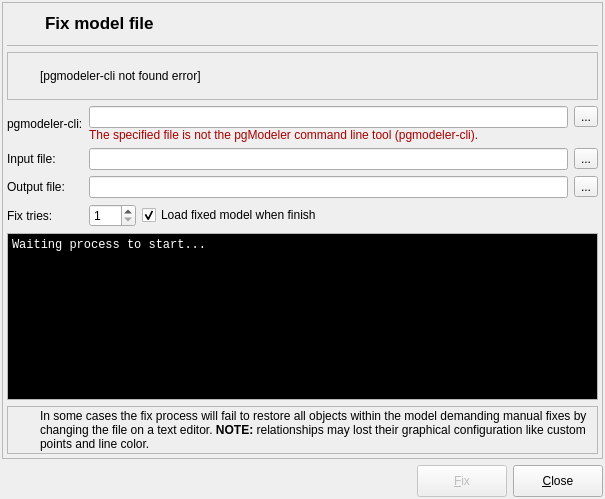
Before: the Qt Designer form libpgmodeler_ui/ui/modelfixform.ui in pgmodeler/pgmodeler, drawn with Qt 5.
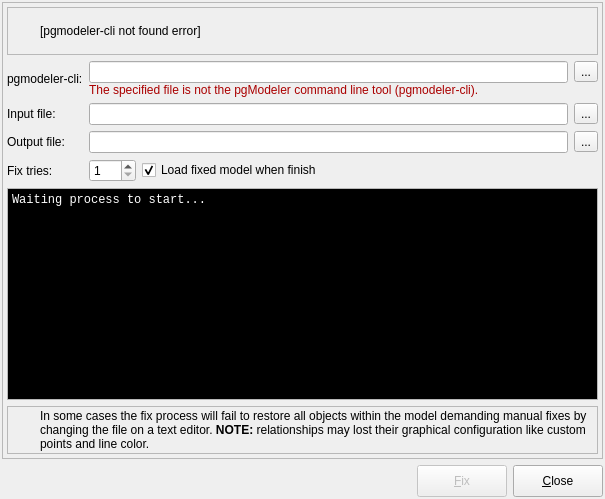
After: the same form once the commit is applied. Icons and pictures are not drawn.

Commit message: Removing icons at the top of the dialogs: DatabaseImportForm, MetaDataHandlingForm, ModelDatabaseDiffForm, ModelExportForm, ModelFixForm

The edit to the form file:
```diff
--- a/libpgmodeler_ui/ui/modelfixform.ui
+++ b/libpgmodeler_ui/ui/modelfixform.ui
@@ -81,254 +81,7 @@
       <property name="bottomMargin">
        <number>4</number>
       </property>
-      <item row="0" column="0" colspan="3">
-       <layout class="QHBoxLayout" name="horizontalLayout_5">
-        <item>
-         <widget class="QLabel" name="icon_lbl_2">
-          <property name="sizePolicy">
-           <sizepolicy hsizetype="Fixed" vsizetype="Fixed">
-            <horstretch>0</horstretch>
-            <verstretch>0</verstretch>
-           </sizepolicy>
-          </property>
-          <property name="minimumSize">
-           <size>
-            <width>32</width>
-            <height>32</height>
-           </size>
-          </property>
-          <property name="maximumSize">
-           <size>
-            <width>32</width>
-            <height>32</height>
-           </size>
-          </property>
-          <property name="text">
-           <string/>
-          </property>
-          <property name="pixmap">
-           <pixmap resource="../res/resources.qrc">:/icones/icones/fixobject.png</pixmap>
-          </property>
-         </widget>
-        </item>
-        <item>
-         <widget class="QLabel" name="title_lbl">
-          <property name="font">
-           <font>
-            <pointsize>13</pointsize>
-            <weight>75</weight>
-            <bold>true</bold>
-           </font>
-          </property>
-          <property name="text">
-           <string>Fix model file</string>
-          </property>
-         </widget>
-        </item>
-       </layout>
-      </item>
-      <item row="1" column="0" colspan="3">
-       <widget class="QFrame" name="div_ln">
-        <property name="minimumSize">
-         <size>
-          <width>0</width>
-          <height>1</height>
-         </size>
-        </property>
-        <property name="maximumSize">
-         <size>
-          <width>16777215</width>
-          <height>1</height>
-         </size>
-        </property>
-        <property name="frameShape">
-         <enum>QFrame::StyledPanel</enum>
-        </property>
-        <property name="frameShadow">
-         <enum>QFrame::Sunken</enum>
-        </property>
-       </widget>
-      </item>
-      <item row="2" column="0" colspan="3">
-       <widget class="QFrame" name="message_frm">
-        <property name="sizePolicy">
-         <sizepolicy hsizetype="Preferred" vsizetype="Fixed">
-          <horstretch>0</horstretch>
-          <verstretch>0</verstretch>
-         </sizepolicy>
-        </property>
-        <property name="minimumSize">
-         <size>
-          <width>0</width>
-          <height>48</height>
-         </size>
-        </property>
-        <property name="frameShape">
-         <enum>QFrame::StyledPanel</enum>
-        </property>
-        <property name="frameShadow">
-         <enum>QFrame::Raised</enum>
-        </property>
-        <layout class="QGridLayout" name="gridLayout">
-         <property name="leftMargin">
-          <number>2</number>
-         </property>
-         <property name="topMargin">
-          <number>2</number>
-         </property>
-         <property name="rightMargin">
-          <number>2</number>
-         </property>
-         <property name="bottomMargin">
-          <number>2</number>
-         </property>
-         <item row="0" column="0">
-          <widget class="QLabel" name="icon_lbl">
-           <property name="minimumSize">
-            <size>
-             <width>24</width>
-             <height>24</height>
-            </size>
-           </property>
-           <property name="maximumSize">
-            <size>
-             <width>24</width>
-             <height>24</height>
-            </size>
-           </property>
-           <property name="text">
-            <string/>
-           </property>
-           <property name="textFormat">
-            <enum>Qt::AutoText</enum>
-           </property>
-           <property name="pixmap">
-            <pixmap resource="../res/resources.qrc">:/icones/icones/msgbox_alerta.png</pixmap>
-           </property>
-           <property name="scaledContents">
-            <bool>true</bool>
-           </property>
-          </widget>
-         </item>
-         <item row="0" column="1">
-          <widget class="QLabel" name="not_found_lbl">
-           <property name="font">
-            <font>
-             <weight>50</weight>
-             <italic>false</italic>
-             <bold>false</bold>
-             <underline>false</underline>
-             <strikeout>false</strikeout>
-             <kerning>true</kerning>
-            </font>
-           </property>
-           <property name="text">
-            <string>&lt;html&gt;&lt;head/&gt;&lt;body&gt;&lt;p&gt;[pgmodeler-cli not found error]&lt;/p&gt;&lt;/body&gt;&lt;/html&gt;</string>
-           </property>
-           <property name="wordWrap">
-            <bool>true</bool>
-           </property>
-          </widget>
-         </item>
-        </layout>
-       </widget>
-      </item>
-      <item row="3" column="0" colspan="2">
-       <widget class="QLabel" name="pgmodeler_cli_lbl">
-        <property name="sizePolicy">
-         <sizepolicy hsizetype="Fixed" vsizetype="Preferred">
-          <horstretch>0</horstretch>
-          <verstretch>0</verstretch>
-         </sizepolicy>
-        </property>
-        <property name="text">
-         <string>pgmodeler-cli:</string>
-        </property>
-       </widget>
-      </item>
-      <item row="3" column="2">
-       <layout class="QGridLayout" name="gridLayout_2">
-        <property name="verticalSpacing">
-         <number>0</number>
-        </property>
-        <item row="0" column="0">
-         <widget class="QLineEdit" name="pgmodeler_cli_edt"/>
-        </item>
-        <item row="0" column="1">
-         <widget class="QToolButton" name="sel_cli_exe_tb">
-          <property name="enabled">
-           <bool>true</bool>
-          </property>
-          <property name="toolTip">
-           <string>Browse for pgmodeler-cli tool</string>
-          </property>
-          <property name="text">
-           <string>...</string>
-          </property>
-          <property name="icon">
-           <iconset resource="../res/resources.qrc">
-            <normaloff>:/icones/icones/abrir.png</normaloff>:/icones/icones/abrir.png</iconset>
-          </property>
-          <property name="iconSize">
-           <size>
-            <width>22</width>
-            <height>22</height>
-           </size>
-          </property>
-         </widget>
-        </item>
-        <item row="1" column="0" colspan="2">
-         <widget class="QLabel" name="invalid_cli_lbl">
-          <property name="palette">
-           <palette>
-            <active>
-             <colorrole role="WindowText">
-              <brush brushstyle="SolidPattern">
-               <color alpha="255">
-                <red>170</red>
-                <green>0</green>
-                <blue>0</blue>
-               </color>
-              </brush>
-             </colorrole>
-            </active>
-            <inactive>
-             <colorrole role="WindowText">
-              <brush brushstyle="SolidPattern">
-               <color alpha="255">
-                <red>170</red>
-                <green>0</green>
-                <blue>0</blue>
-               </color>
-              </brush>
-             </colorrole>
-            </inactive>
-            <disabled>
-             <colorrole role="WindowText">
-              <brush brushstyle="SolidPattern">
-               <color alpha="255">
-                <red>128</red>
-                <green>128</green>
-                <blue>128</blue>
-               </color>
-              </brush>
-             </colorrole>
-            </disabled>
-           </palette>
-          </property>
-          <property name="font">
-           <font>
-            <italic>false</italic>
-           </font>
-          </property>
-          <property name="text">
-           <string>The specified file is not the pgModeler command line tool (pgmodeler-cli).</string>
-          </property>
-         </widget>
-        </item>
-       </layout>
-      </item>
-      <item row="4" column="0">
+      <item row="2" column="0">
        <widget class="QLabel" name="label_4">
         <property name="sizePolicy">
          <sizepolicy hsizetype="Fixed" vsizetype="Preferred">
@@ -341,27 +94,37 @@
         </property>
        </widget>
       </item>
-      <item row="5" column="0">
-       <widget class="QLabel" name="label_5">
-        <property name="sizePolicy">
-         <sizepolicy hsizetype="Fixed" vsizetype="Preferred">
-          <horstretch>0</horstretch>
-          <verstretch>0</verstretch>
-         </sizepolicy>
-        </property>
-        <property name="text">
-         <string>Output file:</string>
-        </property>
-       </widget>
+      <item row="4" column="2">
+       <layout class="QHBoxLayout" name="horizontalLayout_2">
+        <item>
+         <widget class="QSpinBox" name="fix_tries_sb">
+          <property name="minimum">
+           <number>1</number>
+          </property>
+          <property name="maximum">
+           <number>100</number>
+          </property>
+         </widget>
+        </item>
+        <item>
+         <widget class="QCheckBox" name="load_model_chk">
+          <property name="sizePolicy">
+           <sizepolicy hsizetype="Expanding" vsizetype="Fixed">
+            <horstretch>0</horstretch>
+            <verstretch>0</verstretch>
+           </sizepolicy>
+          </property>
+          <property name="text">
+           <string>Load fixed model when finish</string>
+          </property>
+          <property name="checked">
+           <bool>true</bool>
+          </property>
+         </widget>
+        </item>
+       </layout>
       </item>
-      <item row="6" column="0">
-       <widget class="QLabel" name="label_6">
-        <property name="text">
-         <string>Fix tries:</string>
-        </property>
-       </widget>
-      </item>
-      <item row="7" column="0" colspan="3">
+      <item row="5" column="0" colspan="3">
        <widget class="QTextEdit" name="output_txt">
         <property name="sizePolicy">
          <sizepolicy hsizetype="Expanding" vsizetype="Expanding">
@@ -475,7 +238,7 @@
          <string>&lt;!DOCTYPE HTML PUBLIC &quot;-//W3C//DTD HTML 4.0//EN&quot; &quot;http://www.w3.org/TR/REC-html40/strict.dtd&quot;&gt;
 &lt;html&gt;&lt;head&gt;&lt;meta name=&quot;qrichtext&quot; content=&quot;1&quot; /&gt;&lt;style type=&quot;text/css&quot;&gt;
 p, li { white-space: pre-wrap; }
-&lt;/style&gt;&lt;/head&gt;&lt;body style=&quot; font-family:'Monospace'; font-size:10pt; font-weight:400; font-style:normal;&quot;&gt;
+&lt;/style&gt;&lt;/head&gt;&lt;body style=&quot; font-family:'Monospace'; font-size:11pt; font-weight:400; font-style:normal;&quot;&gt;
 &lt;p style=&quot; margin-top:0px; margin-bottom:0px; margin-left:0px; margin-right:0px; -qt-block-indent:0; text-indent:0px;&quot;&gt;&lt;span style=&quot; font-size:9pt;&quot;&gt;Waiting process to start...&lt;/span&gt;&lt;/p&gt;&lt;/body&gt;&lt;/html&gt;</string>
         </property>
         <property name="acceptRichText">
@@ -486,37 +249,7 @@
         </property>
        </widget>
       </item>
-      <item row="4" column="2">
-       <layout class="QHBoxLayout" name="horizontalLayout_4">
-        <item>
-         <widget class="QLineEdit" name="input_file_edt"/>
-        </item>
-        <item>
-         <widget class="QToolButton" name="sel_in_file_tb">
-          <property name="enabled">
-           <bool>true</bool>
-          </property>
-          <property name="toolTip">
-           <string>Select input file</string>
-          </property>
-          <property name="text">
-           <string>...</string>
-          </property>
-          <property name="icon">
-           <iconset resource="../res/resources.qrc">
-            <normaloff>:/icones/icones/abrir.png</normaloff>:/icones/icones/abrir.png</iconset>
-          </property>
-          <property name="iconSize">
-           <size>
-            <width>22</width>
-            <height>22</height>
-           </size>
-          </property>
-         </widget>
-        </item>
-       </layout>
-      </item>
-      <item row="5" column="2">
+      <item row="3" column="2">
        <layout class="QHBoxLayout" name="horizontalLayout_3">
         <item>
          <widget class="QLineEdit" name="output_file_edt"/>
@@ -546,35 +279,89 @@
         </item>
        </layout>
       </item>
-      <item row="6" column="2">
-       <layout class="QHBoxLayout" name="horizontalLayout_2">
-        <item>
-         <widget class="QSpinBox" name="fix_tries_sb">
-          <property name="minimum">
-           <number>1</number>
-          </property>
-          <property name="maximum">
-           <number>100</number>
-          </property>
-         </widget>
-        </item>
-        <item>
-         <widget class="QCheckBox" name="load_model_chk">
-          <property name="sizePolicy">
-           <sizepolicy hsizetype="Expanding" vsizetype="Fixed">
-            <horstretch>0</horstretch>
-            <verstretch>0</verstretch>
-           </sizepolicy>
-          </property>
-          <property name="text">
-           <string>Load fixed model when finish</string>
-          </property>
-          <property name="checked">
-           <bool>true</bool>
-          </property>
-         </widget>
-        </item>
-       </layout>
+      <item row="0" column="0" colspan="3">
+       <widget class="QFrame" name="message_frm">
+        <property name="sizePolicy">
+         <sizepolicy hsizetype="Preferred" vsizetype="Fixed">
+          <horstretch>0</horstretch>
+          <verstretch>0</verstretch>
+         </sizepolicy>
+        </property>
+        <property name="minimumSize">
+         <size>
+          <width>0</width>
+          <height>48</height>
+         </size>
+        </property>
+        <property name="frameShape">
+         <enum>QFrame::StyledPanel</enum>
+        </property>
+        <property name="frameShadow">
+         <enum>QFrame::Raised</enum>
+        </property>
+        <layout class="QGridLayout" name="gridLayout">
+         <property name="leftMargin">
+          <number>2</number>
+         </property>
+         <property name="topMargin">
+          <number>2</number>
+         </property>
+         <property name="rightMargin">
+          <number>2</number>
+         </property>
+         <property name="bottomMargin">
+          <number>2</number>
+         </property>
+         <item row="0" column="0">
+          <widget class="QLabel" name="icon_lbl">
+           <property name="minimumSize">
+            <size>
+             <width>24</width>
+             <height>24</height>
+            </size>
+           </property>
+           <property name="maximumSize">
+            <size>
+             <width>24</width>
+             <height>24</height>
+            </size>
+           </property>
+           <property name="text">
+            <string/>
+           </property>
+           <property name="textFormat">
+            <enum>Qt::AutoText</enum>
+           </property>
+           <property name="pixmap">
+            <pixmap resource="../res/resources.qrc">:/icones/icones/msgbox_alerta.png</pixmap>
+           </property>
+           <property name="scaledContents">
+            <bool>true</bool>
+           </property>
+          </widget>
+         </item>
+         <item row="0" column="1">
+          <widget class="QLabel" name="not_found_lbl">
+           <property name="font">
+            <font>
+             <weight>50</weight>
+             <italic>false</italic>
+             <bold>false</bold>
+             <underline>false</underline>
+             <strikeout>false</strikeout>
+             <kerning>true</kerning>
+            </font>
+           </property>
+           <property name="text">
+            <string>&lt;html&gt;&lt;head/&gt;&lt;body&gt;&lt;p&gt;[pgmodeler-cli not found error]&lt;/p&gt;&lt;/body&gt;&lt;/html&gt;</string>
+           </property>
+           <property name="wordWrap">
+            <bool>true</bool>
+           </property>
+          </widget>
+         </item>
+        </layout>
+       </widget>
       </item>
       <item row="8" column="0" colspan="3">
        <widget class="QFrame" name="message_frm_2">
@@ -666,6 +453,151 @@
         </layout>
        </widget>
       </item>
+      <item row="1" column="0" colspan="2">
+       <widget class="QLabel" name="pgmodeler_cli_lbl">
+        <property name="sizePolicy">
+         <sizepolicy hsizetype="Fixed" vsizetype="Preferred">
+          <horstretch>0</horstretch>
+          <verstretch>0</verstretch>
+         </sizepolicy>
+        </property>
+        <property name="text">
+         <string>pgmodeler-cli:</string>
+        </property>
+       </widget>
+      </item>
+      <item row="1" column="2">
+       <layout class="QGridLayout" name="gridLayout_2">
+        <property name="verticalSpacing">
+         <number>0</number>
+        </property>
+        <item row="0" column="0">
+         <widget class="QLineEdit" name="pgmodeler_cli_edt"/>
+        </item>
+        <item row="0" column="1">
+         <widget class="QToolButton" name="sel_cli_exe_tb">
+          <property name="enabled">
+           <bool>true</bool>
+          </property>
+          <property name="toolTip">
+           <string>Browse for pgmodeler-cli tool</string>
+          </property>
+          <property name="text">
+           <string>...</string>
+          </property>
+          <property name="icon">
+           <iconset resource="../res/resources.qrc">
+            <normaloff>:/icones/icones/abrir.png</normaloff>:/icones/icones/abrir.png</iconset>
+          </property>
+          <property name="iconSize">
+           <size>
+            <width>22</width>
+            <height>22</height>
+           </size>
+          </property>
+         </widget>
+        </item>
+        <item row="1" column="0" colspan="2">
+         <widget class="QLabel" name="invalid_cli_lbl">
+          <property name="palette">
+           <palette>
+            <active>
+             <colorrole role="WindowText">
+              <brush brushstyle="SolidPattern">
+               <color alpha="255">
+                <red>170</red>
+                <green>0</green>
+                <blue>0</blue>
+               </color>
+              </brush>
+             </colorrole>
+            </active>
+            <inactive>
+             <colorrole role="WindowText">
+              <brush brushstyle="SolidPattern">
+               <color alpha="255">
+                <red>170</red>
+                <green>0</green>
+                <blue>0</blue>
+               </color>
+              </brush>
+             </colorrole>
+            </inactive>
+            <disabled>
+             <colorrole role="WindowText">
+              <brush brushstyle="SolidPattern">
+               <color alpha="255">
+                <red>128</red>
+                <green>128</green>
+                <blue>128</blue>
+               </color>
+              </brush>
+             </colorrole>
+            </disabled>
+           </palette>
+          </property>
+          <property name="font">
+           <font>
+            <italic>false</italic>
+           </font>
+          </property>
+          <property name="text">
+           <string>The specified file is not the pgModeler command line tool (pgmodeler-cli).</string>
+          </property>
+         </widget>
+        </item>
+       </layout>
+      </item>
+      <item row="3" column="0">
+       <widget class="QLabel" name="label_5">
+        <property name="sizePolicy">
+         <sizepolicy hsizetype="Fixed" vsizetype="Preferred">
+          <horstretch>0</horstretch>
+          <verstretch>0</verstretch>
+         </sizepolicy>
+        </property>
+        <property name="text">
+         <string>Output file:</string>
+        </property>
+       </widget>
+      </item>
+      <item row="4" column="0">
+       <widget class="QLabel" name="label_6">
+        <property name="text">
+         <string>Fix tries:</string>
+        </property>
+       </widget>
+      </item>
+      <item row="2" column="2">
+       <layout class="QHBoxLayout" name="horizontalLayout_4">
+        <item>
+         <widget class="QLineEdit" name="input_file_edt"/>
+        </item>
+        <item>
+         <widget class="QToolButton" name="sel_in_file_tb">
+          <property name="enabled">
+           <bool>true</bool>
+          </property>
+          <property name="toolTip">
+           <string>Select input file</string>
+          </property>
+          <property name="text">
+           <string>...</string>
+          </property>
+          <property name="icon">
+           <iconset resource="../res/resources.qrc">
+            <normaloff>:/icones/icones/abrir.png</normaloff>:/icones/icones/abrir.png</iconset>
+          </property>
+          <property name="iconSize">
+           <size>
+            <width>22</width>
+            <height>22</height>
+           </size>
+          </property>
+         </widget>
+        </item>
+       </layout>
+      </item>
      </layout>
     </widget>
    </item>
```
Left out of the diff: 2 changed lines with no effect on the pictures. The commit also changes 4 other files.
